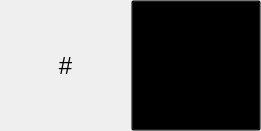
The window that src/PlayListItemStatusWidget.ui (ModPlugPlayer/PlayListWidget) describes before a commit, drawn with Qt 5.
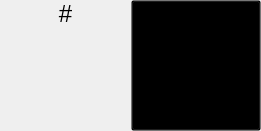
The same window after the commit. Icons and pictures are not drawn.

Commit message: PlayList item GUI arrangements

What changed in the file:
```diff
--- a/src/PlayListItemStatusWidget.ui
+++ b/src/PlayListItemStatusWidget.ui
@@ -55,7 +55,7 @@
       <string>#</string>
      </property>
      <property name="alignment">
-      <set>Qt::AlignCenter</set>
+      <set>Qt::AlignmentFlag::AlignHCenter|Qt::AlignmentFlag::AlignTop</set>
      </property>
     </widget>
    </item>
```
The commit also changes 3 other files.
